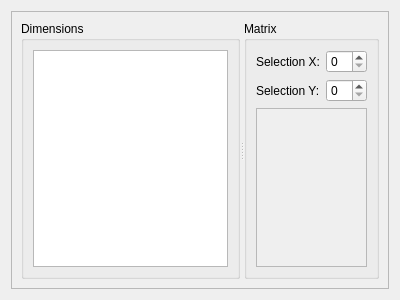
enlighteningCrow/MatCal, file DimensionEditor.ui: the form before one commit.
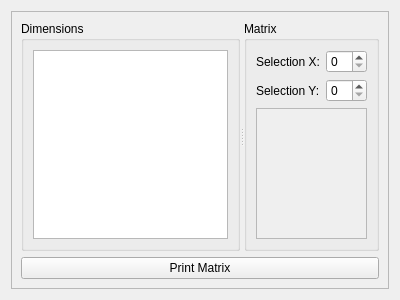
The form after the commit. Custom widgets are drawn as their Qt base class.

Commit message: Mostly finalized the matrix editor

Patch:
```diff
--- a/DimensionEditor.ui
+++ b/DimensionEditor.ui
@@ -102,7 +102,7 @@
                <x>0</x>
                <y>0</y>
                <width>135</width>
-               <height>129</height>
+               <height>92</height>
               </rect>
              </property>
             </widget>
@@ -112,6 +112,13 @@
         </widget>
        </widget>
       </item>
+      <item>
+       <widget class="QPushButton" name="printMatrixButton">
+        <property name="text">
+         <string>Print Matrix</string>
+        </property>
+       </widget>
+      </item>
      </layout>
     </widget>
    </item>
```
The commit also changes 2 other files.
